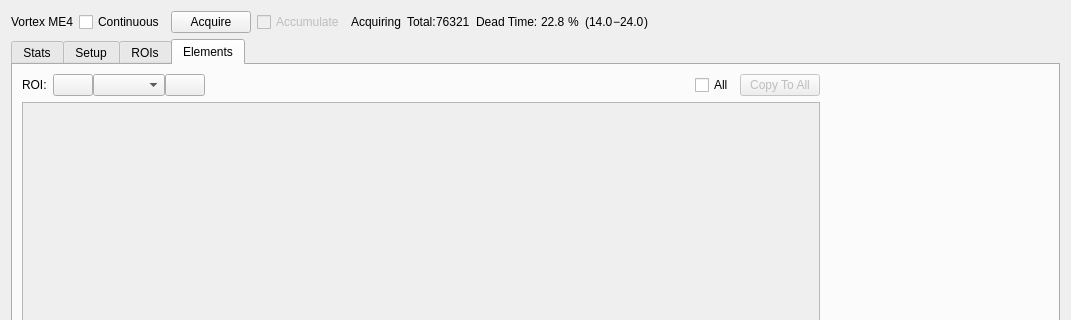
First picture: the form in src/firefly/xrf_detector.ui, repository spc-group/haven, before the edit; both pictures show x 0 to 1071 and y 0 to 320 of the 1071 by 759 pixel window.
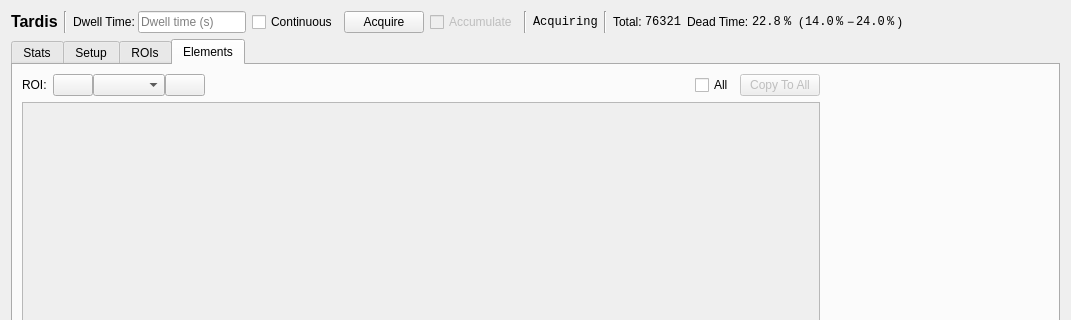
Second picture: the form after the edit. The open tabs and pages were chosen to show the change. Custom widgets are drawn as their Qt base class.

Commit message: Re-worked the XRF detector display and added device total_count for xrf detector.

Patch:
```diff
--- a/src/firefly/xrf_detector.ui
+++ b/src/firefly/xrf_detector.ui
@@ -39,11 +39,64 @@
          <verstretch>0</verstretch>
         </sizepolicy>
        </property>
+       <property name="font">
+        <font>
+         <pointsize>12</pointsize>
+         <weight>75</weight>
+         <bold>true</bold>
+        </font>
+       </property>
        <property name="text">
-        <string>Vortex ME4</string>
+        <string>Tardis</string>
        </property>
       </widget>
      </item>
+     <item>
+      <widget class="Line" name="line">
+       <property name="orientation">
+        <enum>Qt::Vertical</enum>
+       </property>
+      </widget>
+     </item>
+     <item>
+      <layout class="QHBoxLayout" name="dwell_time_layout">
+       <property name="spacing">
+        <number>3</number>
+       </property>
+       <property name="leftMargin">
+        <number>0</number>
+       </property>
+       <item>
+        <widget class="QLabel" name="label_14">
+         <property name="text">
+          <string>Dwell Time:</string>
+         </property>
+        </widget>
+       </item>
+       <item>
+        <widget class="PyDMLineEdit" name="PyDMLineEdit">
+         <property name="sizePolicy">
+          <sizepolicy hsizetype="Preferred" vsizetype="Fixed">
+           <horstretch>0</horstretch>
+           <verstretch>0</verstretch>
+          </sizepolicy>
+         </property>
+         <property name="toolTip">
+          <string/>
+         </property>
+         <property name="text">
+          <string/>
+         </property>
+         <property name="placeholderText">
+          <string>Dwell time (s)</string>
+         </property>
+         <property name="channel" stdset="0">
+          <string>oph://${DEV}.dwell_time</string>
+         </property>
+        </widget>
+       </item>
+      </layout>
+     </item>
      <item>
       <widget class="PyDMCheckbox" name="continuous_checkbox">
        <property name="toolTip">
@@ -86,6 +139,13 @@
        </property>
       </widget>
      </item>
+     <item>
+      <widget class="Line" name="line_2">
+       <property name="orientation">
+        <enum>Qt::Vertical</enum>
+       </property>
+      </widget>
+     </item>
      <item>
       <widget class="PyDMLabel" name="PyDMLabel_35">
        <property name="sizePolicy">
@@ -94,6 +154,11 @@
          <verstretch>0</verstretch>
         </sizepolicy>
        </property>
+       <property name="font">
+        <font>
+         <family>Monospace</family>
+        </font>
+       </property>
        <property name="toolTip">
         <string>Currest status of the detector.</string>
        </property>
@@ -118,15 +183,19 @@
        <property name="channel" stdset="0">
         <string>oph://${DEV}.acquire</string>
        </property>
-       <property name="PyDMToolTip" stdset="0">
-        <string/>
+      </widget>
+     </item>
+     <item>
+      <widget class="Line" name="line_3">
+       <property name="orientation">
+        <enum>Qt::Vertical</enum>
        </property>
       </widget>
      </item>
      <item>
       <layout class="QHBoxLayout" name="horizontalLayout_8">
        <property name="spacing">
-        <number>0</number>
+        <number>3</number>
        </property>
        <property name="rightMargin">
         <number>0</number>
@@ -139,6 +208,12 @@
            <verstretch>0</verstretch>
           </sizepolicy>
          </property>
+         <property name="font">
+          <font>
+           <weight>50</weight>
+           <bold>false</bold>
+          </font>
+         </property>
          <property name="text">
           <string>Total:</string>
          </property>
@@ -152,9 +227,20 @@
            <verstretch>0</verstretch>
           </sizepolicy>
          </property>
+         <property name="font">
+          <font>
+           <family>Monospace</family>
+           <pointsize>9</pointsize>
+           <weight>50</weight>
+           <bold>false</bold>
+          </font>
+         </property>
          <property name="toolTip">
           <string>Total number of detection events over all elements.</string>
          </property>
+         <property name="styleSheet">
+          <string notr="true">padding: 0;</string>
+         </property>
          <property name="text">
           <string>76321</string>
          </property>
@@ -163,44 +249,13 @@
       </layout>
      </item>
      <item>
-      <widget class="QWidget" name="deadtime_layout" native="true">
-       <property name="sizePolicy">
-        <sizepolicy hsizetype="Preferred" vsizetype="Fixed">
-         <horstretch>0</horstretch>
-         <verstretch>0</verstretch>
-        </sizepolicy>
-       </property>
-       <property name="minimumSize">
-        <size>
-         <width>0</width>
-         <height>0</height>
-        </size>
-       </property>
-       <property name="baseSize">
-        <size>
-         <width>0</width>
-         <height>0</height>
-        </size>
-       </property>
-       <property name="styleSheet">
-        <string notr="true"/>
-       </property>
-       <layout class="QHBoxLayout" name="horizontalLayout_5">
+      <layout class="QHBoxLayout" name="dead_time_layout">
         <property name="spacing">
          <number>3</number>
         </property>
         <property name="leftMargin">
          <number>0</number>
         </property>
-        <property name="topMargin">
-         <number>0</number>
-        </property>
-        <property name="rightMargin">
-         <number>0</number>
-        </property>
-        <property name="bottomMargin">
-         <number>0</number>
-        </property>
         <item>
          <widget class="QLabel" name="label_6">
           <property name="sizePolicy">
@@ -222,12 +277,23 @@
             <verstretch>0</verstretch>
            </sizepolicy>
           </property>
+         <property name="font">
+          <font>
+           <family>Monospace</family>
+          </font>
+         </property>
           <property name="toolTip">
            <string>Overall dead time (in per-cent) across all elements for the last acquisition.</string>
           </property>
+         <property name="styleSheet">
+          <string notr="true">padding: 0;</string>
+         </property>
           <property name="text">
            <string>22.8</string>
           </property>
+         <property name="margin">
+          <number>0</number>
+         </property>
           <property name="precision" stdset="0">
            <number>2</number>
           </property>
@@ -250,18 +316,22 @@
             <verstretch>0</verstretch>
            </sizepolicy>
           </property>
+         <property name="font">
+          <font>
+           <family>Monospace</family>
+          </font>
+         </property>
           <property name="text">
            <string>%</string>
           </property>
          </widget>
         </item>
        </layout>
-      </widget>
      </item>
      <item>
       <layout class="QHBoxLayout" name="horizontalLayout_7">
        <property name="spacing">
-        <number>0</number>
+        <number>2</number>
        </property>
        <property name="rightMargin">
         <number>0</number>
@@ -287,12 +357,38 @@
            <verstretch>0</verstretch>
           </sizepolicy>
          </property>
+         <property name="font">
+          <font>
+           <family>Monospace</family>
+          </font>
+         </property>
          <property name="toolTip">
           <string>Minimum dead time (in per-cent) across all elements for the last acquisition.</string>
          </property>
+         <property name="styleSheet">
+          <string notr="true">padding: 0;</string>
+         </property>
          <property name="text">
           <string>14.0</string>
          </property>
+         <property name="PyDMToolTip" stdset="0">
+          <string>Lowest dead time across all elements.</string>
+         </property>
+         <property name="channel" stdset="0">
+          <string>oph://${DEV}.dead_time_min</string>
+         </property>
+        </widget>
+       </item>
+       <item>
+        <widget class="QLabel" name="label_15">
+         <property name="font">
+          <font>
+           <family>Monospace</family>
+          </font>
+         </property>
+         <property name="text">
+          <string>%</string>
+         </property>
         </widget>
        </item>
        <item>
@@ -316,12 +412,38 @@
            <verstretch>0</verstretch>
           </sizepolicy>
          </property>
+         <property name="font">
+          <font>
+           <family>Monospace</family>
+          </font>
+         </property>
          <property name="toolTip">
           <string>Maximum dead time (in per-cent) across all elements for the last acquisition.</string>
          </property>
+         <property name="styleSheet">
+          <string notr="true">padding: 0;</string>
+         </property>
          <property name="text">
           <string>24.0</string>
          </property>
+         <property name="PyDMToolTip" stdset="0">
+          <string>Highest dead time across all elements.</string>
+         </property>
+         <property name="channel" stdset="0">
+          <string>oph://${DEV}.dead_time_max</string>
+         </property>
+        </widget>
+       </item>
+       <item>
+        <widget class="QLabel" name="label_16">
+         <property name="font">
+          <font>
+           <family>Monospace</family>
+          </font>
+         </property>
+         <property name="text">
+          <string>%</string>
+         </property>
         </widget>
        </item>
        <item>
@@ -1262,6 +1384,11 @@
    <extends>QFrame</extends>
    <header>pydm.widgets.embedded_display</header>
   </customwidget>
+  <customwidget>
+   <class>PyDMLineEdit</class>
+   <extends>QLineEdit</extends>
+   <header>pydm.widgets.line_edit</header>
+  </customwidget>
   <customwidget>
    <class>PyDMPushButton</class>
    <extends>QPushButton</extends>
```
Left out of the diff: 18 changed lines with no effect on the pictures. Lines whose indentation alone changed are shown as unchanged. The commit also changes 3 other files.
